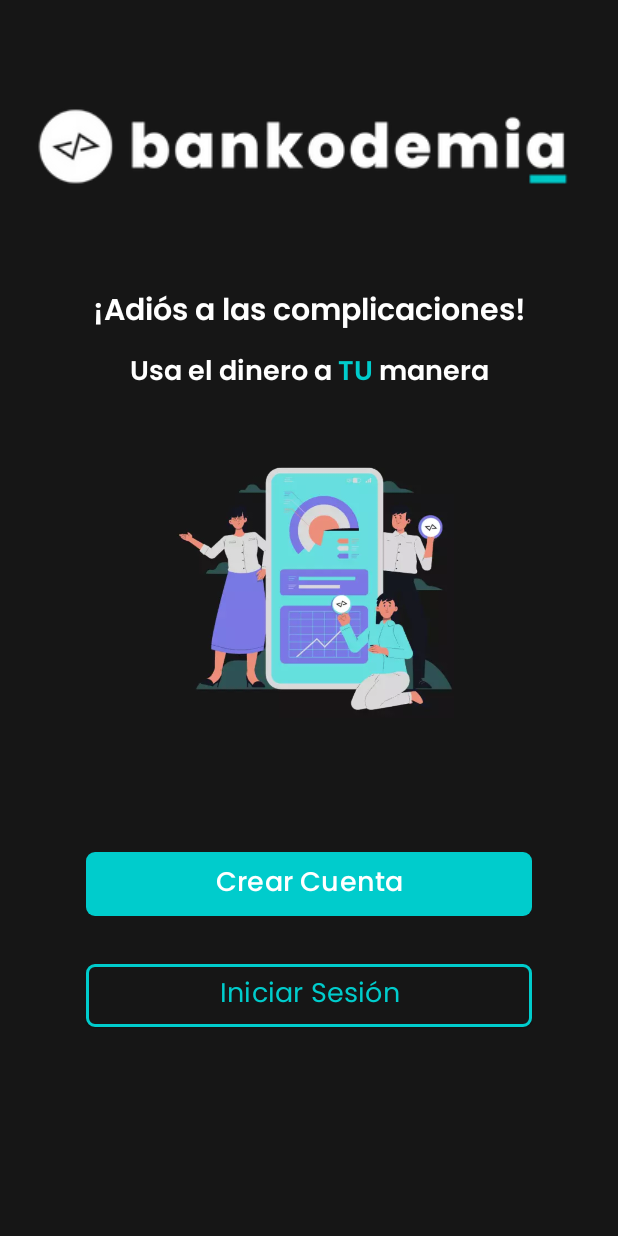
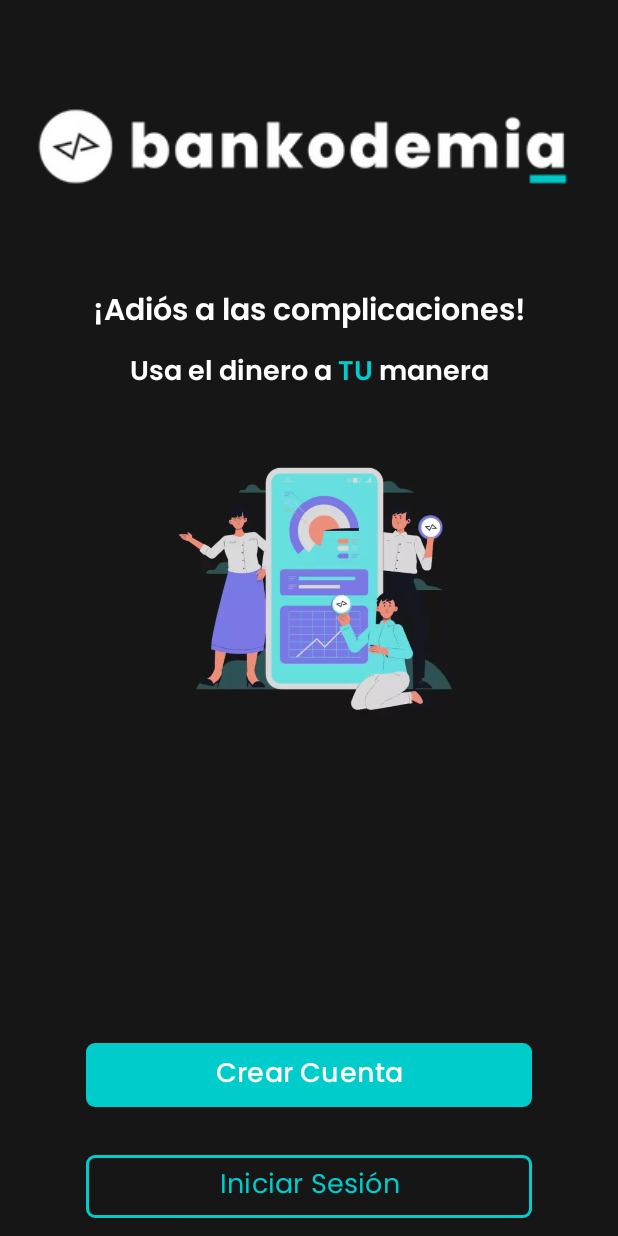
Before and after one commit to OctavioCuevas/BanKodemia, an Android app: the screen it shows after launch (MainActivity), on a phone screen of 412 x 824 dp. Run offline under Robolectric (Android 15) with nearby library versions, the phone set to English and light mode, and no system bars.

Commit message:
se solucionó sobreposicion de botones de navegación del telefono en fragment welcome y se modifico atributos para el bottom tab navigation ignorando el Active indicator morado por los Color system de Material 3.

```diff
--- /dev/null
+++ b/app/src/main/res/color/text_color_bottom_navigation_view.xml
@@ -0,0 +1,5 @@
+<?xml version="1.0" encoding="utf-8"?>
+<selector xmlns:android="http://schemas.android.com/apk/res/android">
+    <item android:state_checked="true" android:color="?attr/colorPrimary"/>
+    <item android:color="?attr/colorOnPrimary"/>
+</selector>
--- a/app/src/main/res/layout/activity_home.xml
+++ b/app/src/main/res/layout/activity_home.xml
@@ -10,6 +10,7 @@
       android:id="@+id/bottom_navigation"
       android:layout_width="match_parent"
       android:layout_height="wrap_content"
+      app:itemActiveIndicatorStyle="?attr/colorPrimary"
       app:layout_constraintBottom_toBottomOf="parent"
       app:layout_constraintLeft_toLeftOf="parent"
       app:layout_constraintRight_toRightOf="parent"
--- a/app/src/main/res/layout/fragment_welcome.xml
+++ b/app/src/main/res/layout/fragment_welcome.xml
@@ -15,14 +15,14 @@
             android:id="@+id/imView_titleLogo"
             android:layout_width="wrap_content"
             android:layout_height="wrap_content"
-            android:layout_marginEnd="24dp"
             android:layout_marginStart="24dp"
             android:layout_marginTop="60dp"
+            android:layout_marginEnd="24dp"
             android:contentDescription="@string/app_name_bankodemia_with_kodemia_logo"
+            android:src="@drawable/bankodemia"
             app:layout_constraintEnd_toEndOf="parent"
             app:layout_constraintStart_toStartOf="parent"
-            app:layout_constraintTop_toTopOf="parent"
-            android:src="@drawable/bankodemia" />
+            app:layout_constraintTop_toTopOf="parent" />
 
         <TextView
             android:id="@+id/tv_welcome1"
@@ -60,8 +60,8 @@
             android:id="@+id/imView_logo"
             android:layout_width="193dp"
             android:layout_height="243dp"
+            android:contentDescription="@string/welcome_image"
             android:scaleType="centerInside"
-            android:contentDescription="@string/welcome_image"
             app:layout_constraintEnd_toEndOf="parent"
             app:layout_constraintStart_toStartOf="parent"
             app:layout_constraintTop_toBottomOf="@+id/tv_welcome2"
@@ -72,14 +72,14 @@
             style="@style/button"
             android:layout_width="297dp"
             android:layout_height="wrap_content"
+            android:layout_marginStart="24dp"
             android:layout_marginEnd="24dp"
-            android:layout_marginStart="24dp"
-            android:layout_marginTop="56dp"
+            android:layout_marginBottom="24dp"
             android:fontFamily="@font/poppins_medium"
             android:text="@string/createAccount"
+            app:layout_constraintBottom_toTopOf="@+id/btn_login"
             app:layout_constraintEnd_toEndOf="parent"
             app:layout_constraintStart_toStartOf="parent"
-            app:layout_constraintTop_toBottomOf="@+id/imView_logo"
             tools:ignore="TextContrastCheck" />
 
         <com.google.android.material.button.MaterialButton
@@ -87,18 +87,16 @@
             style="@style/Widget.Material3.Button.ElevatedButton"
             android:layout_width="0dp"
             android:layout_height="wrap_content"
-            android:layout_marginTop="24dp"
             android:backgroundTint="@color/black2"
             android:fontFamily="@font/poppins2"
+            android:text="@string/logintxt"
             android:textSize="18sp"
             app:cornerRadius="6sp"
-            android:text="@string/logintxt"
+            android:layout_marginBottom="8dp"
             app:layout_constraintBottom_toBottomOf="parent"
             app:layout_constraintEnd_toEndOf="@+id/btn_crearCuenta"
             app:layout_constraintHorizontal_bias="0.0"
             app:layout_constraintStart_toStartOf="@+id/btn_crearCuenta"
-            app:layout_constraintTop_toBottomOf="@+id/btn_crearCuenta"
-            app:layout_constraintVertical_bias="0.0"
             app:strokeColor="@color/teal_200"
             app:strokeWidth="2dp"
             tools:ignore="TextContrastCheck" />
--- a/app/src/main/res/values/style.xml
+++ b/app/src/main/res/values/style.xml
@@ -53,7 +53,7 @@
     <style name="BottomNavigation">
         <item name="android:background">@color/black</item>
         <item name="itemIconTint">@color/white</item>
-        <item name="itemTextColor">@color/white</item>
+        <item name="itemTextColor">@color/text_color_bottom_navigation_view</item>
     </style>
 
     <style name="money">
```
